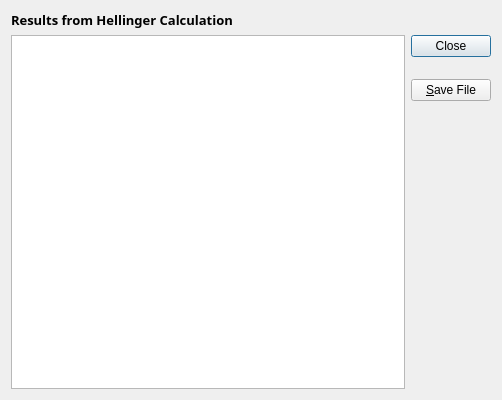
The window that src/qt-widgets/HellingerStatsDialogUi.ui (GPlates/GPlates) describes before a commit, drawn with Qt 5.
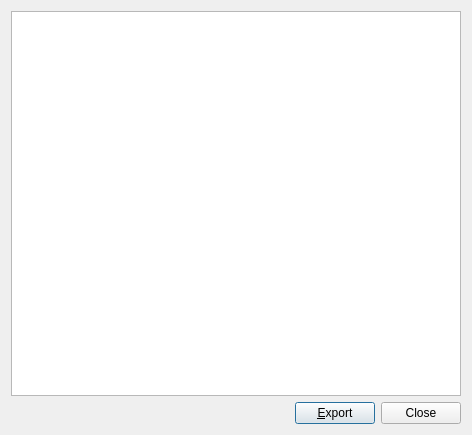
The same window after the commit.

Commit message: (hellinger) Killed a TODO (drawing error ellipse); niceifiedthe "show details" dialog.

The edit to the form file:
```diff
--- a/src/qt-widgets/HellingerStatsDialogUi.ui
+++ b/src/qt-widgets/HellingerStatsDialogUi.ui
@@ -6,8 +6,8 @@
    <rect>
     <x>0</x>
     <y>0</y>
-    <width>502</width>
-    <height>400</height>
+    <width>472</width>
+    <height>435</height>
    </rect>
   </property>
   <property name="windowTitle">
@@ -15,52 +15,47 @@
   </property>
   <layout class="QGridLayout" name="gridLayout">
    <item row="0" column="0">
-    <widget class="QLabel" name="label">
-     <property name="font">
-      <font>
-       <family>Sans Serif</family>
-       <pointsize>10</pointsize>
-       <weight>75</weight>
-       <bold>true</bold>
-      </font>
-     </property>
-     <property name="text">
-      <string>Results from Hellinger Calculation</string>
-     </property>
-    </widget>
-   </item>
-   <item row="1" column="0" rowspan="3">
     <widget class="QTextEdit" name="textEdit"/>
    </item>
-   <item row="1" column="1">
-    <widget class="QDialogButtonBox" name="buttonBox">
-     <property name="orientation">
-      <enum>Qt::Vertical</enum>
-     </property>
-     <property name="standardButtons">
-      <set>QDialogButtonBox::Close</set>
-     </property>
-    </widget>
-   </item>
-   <item row="2" column="1">
-    <widget class="QPushButton" name="button_save_file">
-     <property name="text">
-      <string>&amp;Save File</string>
-     </property>
-    </widget>
-   </item>
-   <item row="3" column="1">
-    <spacer name="verticalSpacer">
-     <property name="orientation">
-      <enum>Qt::Vertical</enum>
-     </property>
-     <property name="sizeHint" stdset="0">
-      <size>
-       <width>20</width>
-       <height>288</height>
-      </size>
-     </property>
-    </spacer>
+   <item row="1" column="0">
+    <layout class="QHBoxLayout" name="horizontalLayout">
+     <item>
+      <spacer name="horizontalSpacer">
+       <property name="orientation">
+        <enum>Qt::Horizontal</enum>
+       </property>
+       <property name="sizeHint" stdset="0">
+        <size>
+         <width>268</width>
+         <height>20</height>
+        </size>
+       </property>
+      </spacer>
+     </item>
+     <item>
+      <widget class="QPushButton" name="button_export">
+       <property name="text">
+        <string>&amp;Export</string>
+       </property>
+      </widget>
+     </item>
+     <item>
+      <widget class="QDialogButtonBox" name="buttonBox">
+       <property name="sizePolicy">
+        <sizepolicy hsizetype="Fixed" vsizetype="Fixed">
+         <horstretch>0</horstretch>
+         <verstretch>0</verstretch>
+        </sizepolicy>
+       </property>
+       <property name="orientation">
+        <enum>Qt::Vertical</enum>
+       </property>
+       <property name="standardButtons">
+        <set>QDialogButtonBox::Close</set>
+       </property>
+      </widget>
+     </item>
+    </layout>
    </item>
   </layout>
  </widget>
```
Left out of the diff: 2 changed lines with no effect on the pictures. The commit also changes 3 other files.
